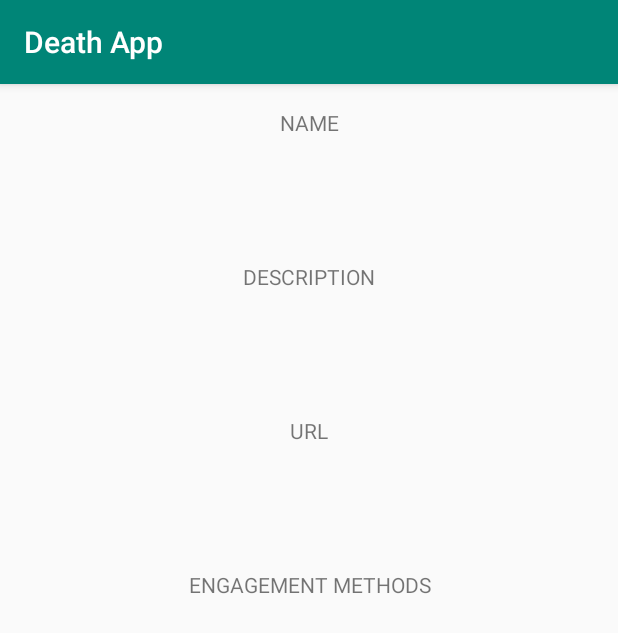
After one commit to shyam-king/android-DeathApp, an Android app: the ForceDescriptionActivity screen opened directly, with no data from a screen before it, on a phone screen of 412 x 824 dp. The commit adds this screen. Shown: the top 633 px of the screen. Run offline under Robolectric (Android 15) with nearby library versions, the light colour scheme and no system bars; our stand-ins replace Volley; network calls fail.

Commit message:
Implement Force data collection

```diff
--- a/app/build.gradle
+++ b/app/build.gradle
@@ -26,6 +26,8 @@ dependencies {
     implementation 'android.arch.lifecycle:extensions:1.1.1'
     implementation 'com.squareup.retrofit2:retrofit:2.6.0'
     implementation 'com.google.code.gson:gson:2.8.5'
+    implementation 'com.android.volley:volley:1.1.1'
+
     testImplementation 'junit:junit:4.12'
     androidTestImplementation 'com.android.support.test:runner:1.0.2'
     androidTestImplementation 'com.android.support.test.espresso:espresso-core:3.0.2'
--- /dev/null
+++ b/app/src/main/java/com/github/shyamking/deathapp/ForceDescriptionActivity.java
@@ -0,0 +1,86 @@
+package com.github.shyamking.deathapp;
+
+import android.content.Context;
+import android.content.Intent;
+import android.net.Uri;
+import android.support.v7.app.AppCompatActivity;
+import android.os.Bundle;
+import android.util.Log;
+import android.view.View;
+import android.widget.TextView;
+import android.widget.Toast;
+
+import com.android.volley.RequestQueue;
+import com.android.volley.Response;
+import com.android.volley.VolleyError;
+import com.android.volley.toolbox.JsonObjectRequest;
+import com.android.volley.toolbox.Volley;
+
+import org.json.JSONException;
+import org.json.JSONObject;
+import org.w3c.dom.Text;
+
+public class ForceDescriptionActivity extends AppCompatActivity {
+
+    TextView forceName;
+    TextView forceDescription;
+    TextView forceURL;
+
+
+    @Override
+    protected void onCreate(Bundle savedInstanceState) {
+        super.onCreate(savedInstanceState);
+        setContentView(R.layout.activity_force_description);
+
+        Intent intent = getIntent();
+        String id = intent.getStringExtra("id");
+        String url = "https://data.police.uk/api/forces/" + id;
+        forceName = findViewById(R.id.force_name);
+        forceDescription = findViewById(R.id.force_description);
+        forceURL = findViewById(R.id.force_url);
+
+        RequestQueue requestQueue = Volley.newRequestQueue(this);
+        JsonObjectRequest jsonObjectRequest = new JsonObjectRequest(url, null, new Response.Listener<JSONObject>() {
+            @Override
+            public void onResponse(JSONObject response) {
+                Log.d("SHYAMDEBUG", response.toString());
+                try {
+                    forceName.setText(response.getString("name"));
+                    String d = response.getString("description");
+                    d = d.replace("<p>", "");
+                    d = d.replace("</p>", "");
+                    d = d.replace("<br />", "\n");
+                    d = d.replace("&amp;", "&");
+                    if (d == "null") {
+                        d  = "No description available.";
+                    }
+                    forceDescription.setText(d);
+                    forceURL.setText(response.getString("url"));
+                    forceURL.setOnClickListener(new View.OnClickListener() {
+                        @Override
+                        public void onClick(View v) {
+                            TextView t = (TextView) v;
+                            Intent showPage = new Intent();
+                            showPage.setAction(Intent.ACTION_VIEW);
+                            showPage.setData(Uri.parse(t.getText().toString()));
+
+                            if (showPage.resolveActivity(getPackageManager()) != null) {
+                                startActivity(showPage);
+                            }
+                        }
+                    });
+                }
+                catch (JSONException e) {
+                    e.printStackTrace();
+                }
+            }
+        }, new Response.ErrorListener() {
+            @Override
+            public void onErrorResponse(VolleyError error) {
+                Toast.makeText(getApplicationContext(), "Error fetching data", Toast.LENGTH_SHORT).show();
+            }
+        });
+
+        requestQueue.add(jsonObjectRequest);
+    }
+}
--- /dev/null
+++ b/app/src/main/res/layout/activity_force_description.xml
@@ -0,0 +1,69 @@
+<?xml version="1.0" encoding="utf-8"?>
+<ScrollView
+    xmlns:android="http://schemas.android.com/apk/res/android"
+    xmlns:app="http://schemas.android.com/apk/res-auto"
+    xmlns:tools="http://schemas.android.com/tools"
+    android:layout_width="match_parent"
+    android:layout_height="match_parent"
+    tools:context=".ForceDescriptionActivity">
+    <LinearLayout
+        android:layout_width="match_parent"
+        android:layout_height="wrap_content"
+        android:orientation="vertical">
+        <TextView
+            android:layout_width="match_parent"
+            android:layout_height="wrap_content"
+            style="@style/TextViews.Subtitle"
+            android:text="@string/force_name"
+            />
+        <TextView
+            android:layout_width="match_parent"
+            android:layout_height="wrap_content"
+            style="@style/TextViews"
+            android:id="@+id/force_name"
+            />
+
+        <TextView
+            android:layout_width="match_parent"
+            android:layout_height="wrap_content"
+            style="@style/TextViews.Subtitle"
+            android:text="@string/force_description"
+            />
+        <TextView
+            android:layout_width="match_parent"
+            android:layout_height="wrap_content"
+            style="@style/TextViews"
+            android:id="@+id/force_description"
+            />
+
+        <TextView
+            android:layout_width="match_parent"
+            android:layout_height="wrap_content"
+            style="@style/TextViews.Subtitle"
+            android:text="@string/force_url"
+            />
+        <TextView
+            android:layout_width="match_parent"
+            android:layout_height="wrap_content"
+            style="@style/TextViews.Link"
+            android:id="@+id/force_url"
+            />
+
+        <!-- Engagement links-->
+        <TextView
+            android:layout_width="match_parent"
+            android:layout_height="wrap_content"
+            style="@style/TextViews.Subtitle"
+            android:text="@string/force_engagement_methods"
+            />
+       <LinearLayout
+           android:layout_width="match_parent"
+           android:layout_height="wrap_content"
+           android:orientation="vertical"
+           android:id="@+id/force_engagement_list">
+
+       </LinearLayout>
+
+
+    </LinearLayout>
+</ScrollView>
--- a/app/src/main/res/values/strings.xml
+++ b/app/src/main/res/values/strings.xml
@@ -1,5 +1,7 @@
 <resources>
     <string name="app_name">Death App</string>
-    <string name="tab_text_1">Tab 1</string>
-    <string name="tab_text_2">Tab 2</string>
+    <string name="force_name">Name</string>
+    <string name="force_description">Description</string>
+    <string name="force_url">URL</string>
+    <string name="force_engagement_methods">Engagement Methods</string>
 </resources>
--- a/app/src/main/res/values/styles.xml
+++ b/app/src/main/res/values/styles.xml
@@ -14,7 +14,28 @@
     </style>
 
     <style name="AppTheme.AppBarOverlay" parent="ThemeOverlay.AppCompat.Dark.ActionBar" />
-
     <style name="AppTheme.PopupOverlay" parent="ThemeOverlay.AppCompat.Light" />
 
+    <style name="TextViews">
+        <item name="android:padding">8dp</item>
+        <item name="android:layout_margin">8dp</item>
+    </style>
+
+    <style name="TextViews.List">
+        <item name="android:layout_margin">0dp</item>
+    </style>
+
+    <style name="TextViews.Subtitle">
+        <item name="android:gravity">center</item>
+        <item name="android:textAllCaps">true</item>
+    </style>
+
+    <style name="TextViews.Link">
+        <item name="android:textColor">#000088</item>
+    </style>
+
+    <style name="ImageViews">
+        <item name="android:layout_margin">8dp</item>
+    </style>
+
 </resources>
```
Also changed, not shown: app/src/main/AndroidManifest.xml (+6 -2 lines), app/src/main/java/com/github/shyamking/deathapp/MainActivity.java (+9 -15 lines), app/src/main/java/com/github/shyamking/deathapp/ui/ForcesFragment.java (+145 -5 lines), app/src/main/res/layout/card_force_engagement_list.xml (added, +19 -0 lines), app/src/main/res/layout/card_forces.xml (added, +17 -0 lines), app/src/main/res/layout/fragment_forces.xml (+7 -9 lines).
